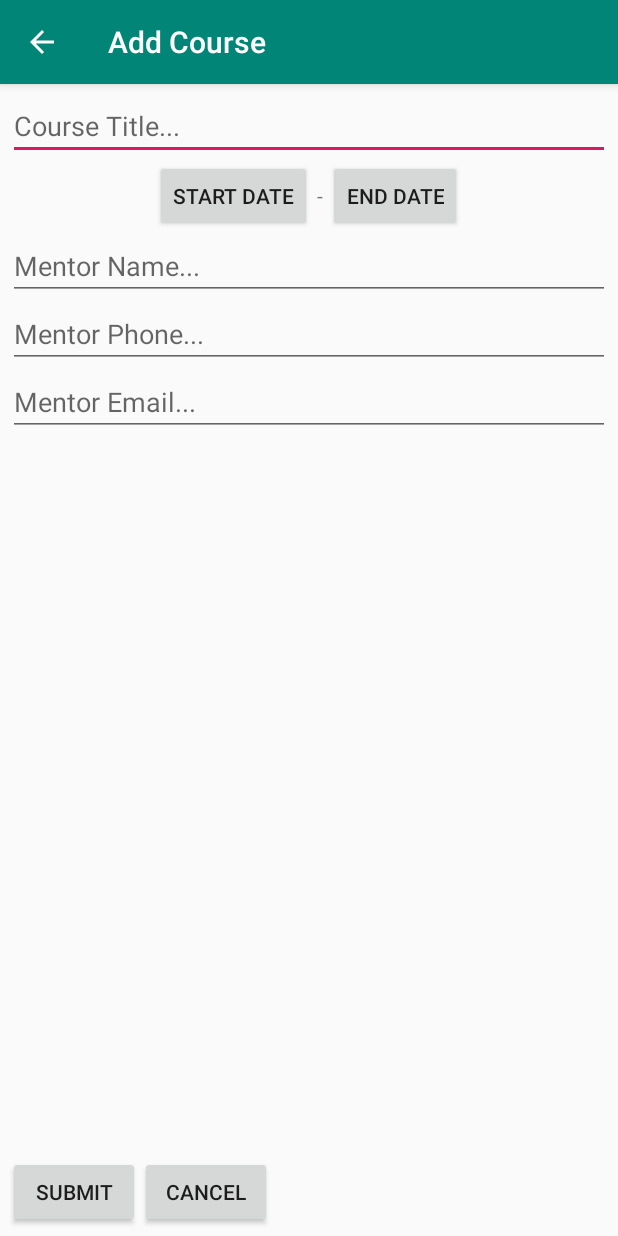
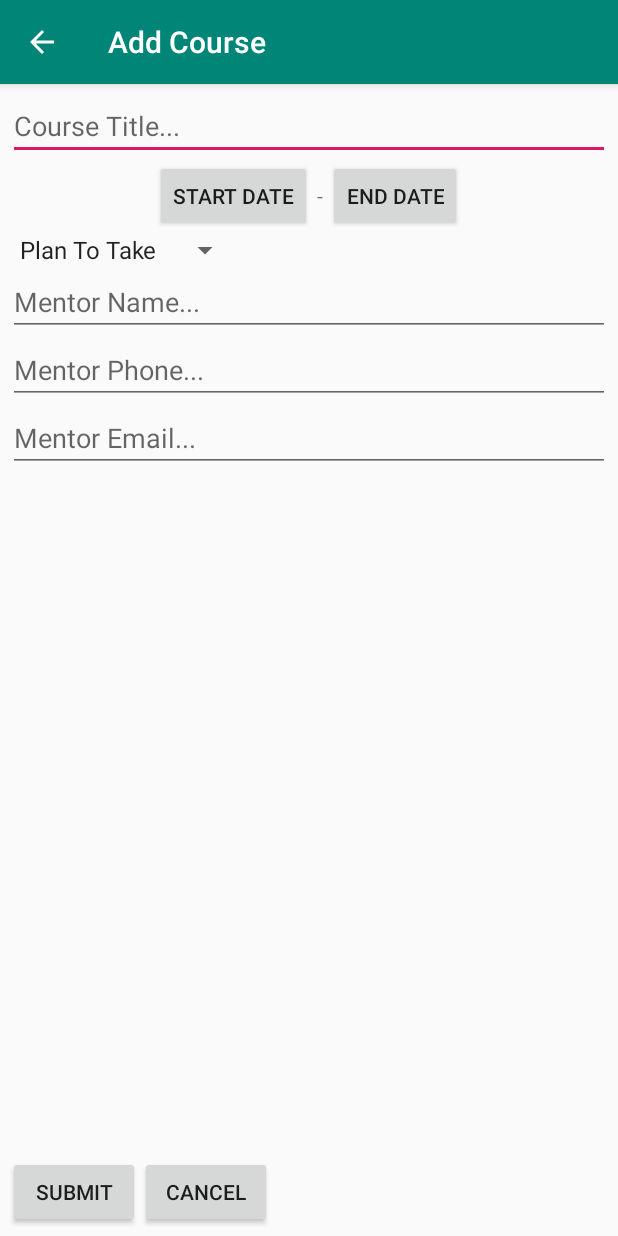
Before and after one commit to chriscorey-dev/C196Project, an Android app: the AddCourseActivity screen opened directly, with no data from a screen before it, on a phone screen of 412 x 824 dp. Run offline under Robolectric (Android 15) with nearby library versions, the phone set to English and light mode, and no system bars.

Commit message:
Limited course assessments to 5. Added ability to add and change course status

```diff
--- a/app/src/main/java/com/chris_corey/c196project/AddCourseActivity.java
+++ b/app/src/main/java/com/chris_corey/c196project/AddCourseActivity.java
@@ -5,9 +5,12 @@ import android.content.Intent;
 import android.support.v7.app.AppCompatActivity;
 import android.os.Bundle;
 import android.view.View;
+import android.widget.AdapterView;
+import android.widget.ArrayAdapter;
 import android.widget.Button;
 import android.widget.DatePicker;
 import android.widget.EditText;
+import android.widget.Spinner;
 import android.widget.Toast;
 
 import java.sql.Date;
@@ -18,6 +21,7 @@ public class AddCourseActivity extends AppCompatActivity {
     String selectedTermId;
     EditText titleText, mentorNameText, mentorPhoneText , mentorEmailText ;
     Button displayStartDate, displayEndDate;
+    Spinner statusSpinner;
 
     DatePickerDialog.OnDateSetListener startDateListener;
     DatePickerDialog.OnDateSetListener endDateListener;
@@ -36,6 +40,11 @@ public class AddCourseActivity extends AppCompatActivity {
         mentorNameText = findViewById(R.id.edit_text_add_course_mentor_name);
         mentorPhoneText  = findViewById(R.id.edit_text_add_course_mentor_phone);
         mentorEmailText  = findViewById(R.id.edit_text_add_course_mentor_email);
+        statusSpinner = findViewById(R.id.spinner_add_course_status);
+
+        ArrayAdapter<CharSequence> adapter = ArrayAdapter.createFromResource(this, R.array.course_status, android.R.layout.simple_spinner_item);
+        adapter.setDropDownViewResource(android.R.layout.simple_spinner_dropdown_item);
+        statusSpinner.setAdapter(adapter);
 
         Button submitButton = findViewById(R.id.btn_add_course_submit);
         submitButton.setOnClickListener(new View.OnClickListener() {
@@ -53,11 +62,12 @@ public class AddCourseActivity extends AppCompatActivity {
                 String title = titleText.getText().toString();
                 Date startDate = Date.valueOf(displayStartDate.getText().toString());
                 Date endDate = Date.valueOf(displayEndDate.getText().toString());
+                String status = statusSpinner.getSelectedItem().toString();
                 String mentorName = mentorNameText.getText().toString();
                 String mentorPhone = mentorPhoneText.getText().toString();
                 String mentorEmail = mentorEmailText.getText().toString();
 
-                dbHelper.addCourse(title, startDate, endDate, "Notes", "Plan To Take", mentorName, mentorPhone, mentorEmail, Integer.valueOf(selectedTermId));
+                dbHelper.addCourse(title, startDate, endDate, "Notes", status, mentorName, mentorPhone, mentorEmail, Integer.valueOf(selectedTermId));
                 onBackPressed();
             }
         });
--- a/app/src/main/java/com/chris_corey/c196project/CourseNotesActivity.java
+++ b/app/src/main/java/com/chris_corey/c196project/CourseNotesActivity.java
@@ -77,8 +77,6 @@ public class CourseNotesActivity extends AppCompatActivity {
     }
 
     private void saveNotes() {
-        // TODO: Validation
-
         dbHelper.setCourseNotes(notesText.getText().toString(), selectedCourseId);
     }
 
--- a/app/src/main/java/com/chris_corey/c196project/DBHelper.java
+++ b/app/src/main/java/com/chris_corey/c196project/DBHelper.java
@@ -97,7 +97,7 @@ public class DBHelper extends SQLiteOpenHelper {
     }
 
     public void updateCourse(Course course) {
-        this.getWritableDatabase().execSQL("UPDATE courses SET title = '"+ course.getTitle() +"', start_date = '"+ course.getStartDate() +"', end_date = '"+ course.getEndDate() +"', mentor_name = '"+ course.getMentorName() +"', mentor_phone = '"+ course.getMentorPhone() +"', mentor_email = '"+ course.getMentorEmail() +"' WHERE id = "+ course.getId());
+        this.getWritableDatabase().execSQL("UPDATE courses SET title = '"+ course.getTitle() +"', start_date = '"+ course.getStartDate() +"', end_date = '"+ course.getEndDate() +"', status = '"+ course.getStatus() +"', mentor_name = '"+ course.getMentorName() +"', mentor_phone = '"+ course.getMentorPhone() +"', mentor_email = '"+ course.getMentorEmail() +"' WHERE id = "+ course.getId());
     }
 
     public void deleteCourse(String id) {
--- a/app/src/main/res/layout/activity_add_course.xml
+++ b/app/src/main/res/layout/activity_add_course.xml
@@ -37,6 +37,11 @@
             android:text="End Date" />
 
     </LinearLayout>
+
+    <Spinner
+        android:id="@+id/spinner_add_course_status"
+        android:layout_width="wrap_content"
+        android:layout_height="wrap_content" />
 
     <EditText
         android:id="@+id/edit_text_add_course_mentor_name"
--- a/app/src/main/res/values/strings.xml
+++ b/app/src/main/res/values/strings.xml
@@ -1,3 +1,10 @@
 <resources>
     <string name="app_name">C196Project</string>
+
+    <string-array name="course_status">
+        <item>Plan To Take</item>
+        <item>In Progress</item>
+        <item>Completed</item>
+        <item>Dropped</item>
+    </string-array>
 </resources>
```
Also changed, not shown: app/src/main/java/com/chris_corey/c196project/CourseDetailsActivity.java (+8 -0 lines), app/src/main/java/com/chris_corey/c196project/MainActivity.java (+13 -5 lines), app/src/main/java/com/chris_corey/c196project/UpdateCourseActivity.java (+12 -2 lines).
